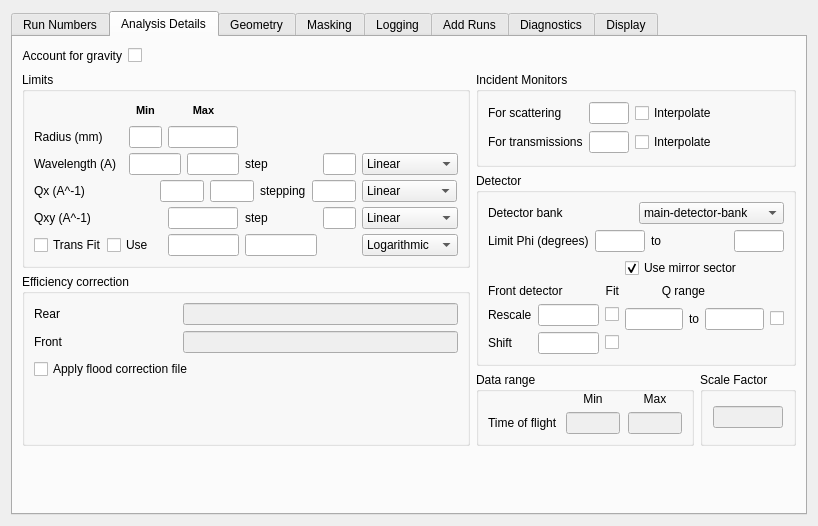
Before: the Qt Designer form Code/Mantid/MantidQt/CustomInterfaces/inc/MantidQtCustomInterfaces/SANSRunWindow.ui in mantidproject/mantid, drawn with Qt 5.
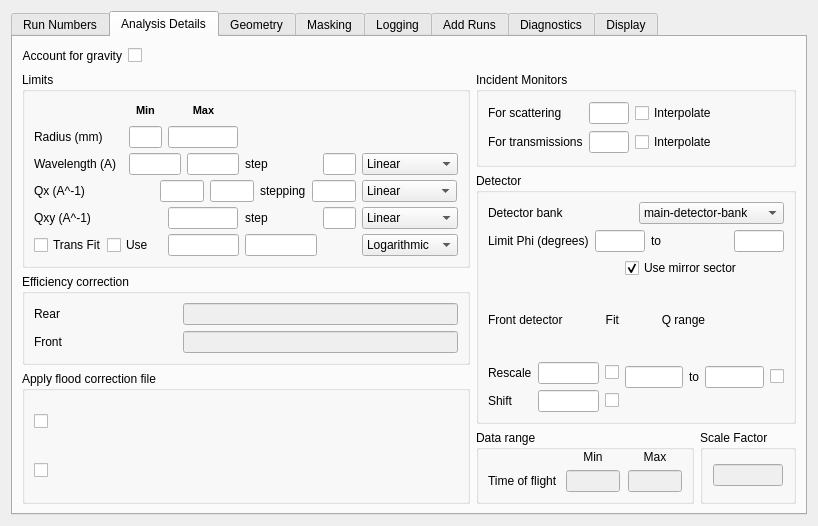
After: the same form once the commit is applied. Custom widgets are drawn as their Qt base class.

Commit message: Implement the support for FLOOD file for FRONT detectors

The edit to the form file:
```diff
--- a/Code/Mantid/MantidQt/CustomInterfaces/inc/MantidQtCustomInterfaces/SANSRunWindow.ui
+++ b/Code/Mantid/MantidQt/CustomInterfaces/inc/MantidQtCustomInterfaces/SANSRunWindow.ui
@@ -1449,7 +1449,7 @@
          </item>
         </layout>
        </item>
-       <item row="2" column="1" rowspan="2">
+       <item row="2" column="1" rowspan="3">
         <layout class="QVBoxLayout" name="verticalLayout_11">
          <item>
           <widget class="QGroupBox" name="groupBox_15">
@@ -1694,7 +1694,7 @@
          </item>
         </layout>
        </item>
-       <item row="3" column="0" rowspan="2">
+       <item row="3" column="0">
         <widget class="QGroupBox" name="groupBox_6">
          <property name="title">
           <string>Efficiency correction</string>
@@ -1752,36 +1752,79 @@
             </property>
            </widget>
           </item>
-          <item row="3" column="1" colspan="2">
-           <widget class="MantidQt::MantidWidgets::MWRunFiles" name="floodFile" native="true">
-            <property name="findRunFiles" stdset="0">
-             <bool>false</bool>
-            </property>
-            <property name="label" stdset="0">
-             <string>Flood File</string>
-            </property>
-            <property name="multipleFiles" stdset="0">
-             <bool>false</bool>
-            </property>
-            <property name="optional" stdset="0">
-             <bool>false</bool>
-            </property>
-            <property name="multiEntry" stdset="0">
-             <bool>false</bool>
-            </property>
-           </widget>
+         </layout>
+        </widget>
+       </item>
+       <item row="4" column="0" rowspan="2">
+        <widget class="QGroupBox" name="groupBox_17">
+         <property name="title">
+          <string>Apply flood correction file</string>
+         </property>
+         <layout class="QVBoxLayout" name="verticalLayout_13">
+          <item>
+           <layout class="QHBoxLayout" name="horizontalLayout_21">
+            <item>
+             <widget class="QCheckBox" name="enableRearFlood_ck">
+              <property name="text">
+               <string/>
+              </property>
+             </widget>
+            </item>
+            <item>
+             <widget class="MantidQt::MantidWidgets::MWRunFiles" name="floodRearFile" native="true">
+              <property name="findRunFiles" stdset="0">
+               <bool>false</bool>
+              </property>
+              <property name="label" stdset="0">
+               <string>Rear Flood File</string>
+              </property>
+              <property name="multipleFiles" stdset="0">
+               <bool>false</bool>
+              </property>
+              <property name="optional" stdset="0">
+               <bool>false</bool>
+              </property>
+              <property name="multiEntry" stdset="0">
+               <bool>false</bool>
+              </property>
+             </widget>
+            </item>
+           </layout>
           </item>
-          <item row="2" column="1" colspan="2">
-           <widget class="QCheckBox" name="enableFlood_ck">
-            <property name="text">
-             <string>Apply flood correction file</string>
-            </property>
-           </widget>
+          <item>
+           <layout class="QHBoxLayout" name="horizontalLayout_22">
+            <item>
+             <widget class="QCheckBox" name="enableFrontFlood_ck">
+              <property name="text">
+               <string/>
+              </property>
+             </widget>
+            </item>
+            <item>
+             <widget class="MantidQt::MantidWidgets::MWRunFiles" name="floodFrontFile" native="true">
+              <property name="findRunFiles" stdset="0">
+               <bool>false</bool>
+              </property>
+              <property name="label" stdset="0">
+               <string>Front Flood File</string>
+              </property>
+              <property name="multipleFiles" stdset="0">
+               <bool>false</bool>
+              </property>
+              <property name="optional" stdset="0">
+               <bool>false</bool>
+              </property>
+              <property name="multiEntry" stdset="0">
+               <bool>false</bool>
+              </property>
+             </widget>
+            </item>
+           </layout>
           </item>
          </layout>
         </widget>
        </item>
-       <item row="4" column="1">
+       <item row="5" column="1">
         <layout class="QHBoxLayout" name="horizontalLayout_6">
          <item>
           <widget class="QGroupBox" name="groupBox_3">
@@ -1902,19 +1945,6 @@
          </item>
         </layout>
        </item>
-       <item row="5" column="0">
-        <spacer name="verticalSpacer_5">
-         <property name="orientation">
-          <enum>Qt::Vertical</enum>
-         </property>
-         <property name="sizeHint" stdset="0">
-          <size>
-           <width>20</width>
-           <height>40</height>
-          </size>
-         </property>
-        </spacer>
-       </item>
       </layout>
      </widget>
      <widget class="QWidget" name="tab_4">
```
Left out of the diff: 2 changed lines with no effect on the pictures. The commit also changes 4 other files.
